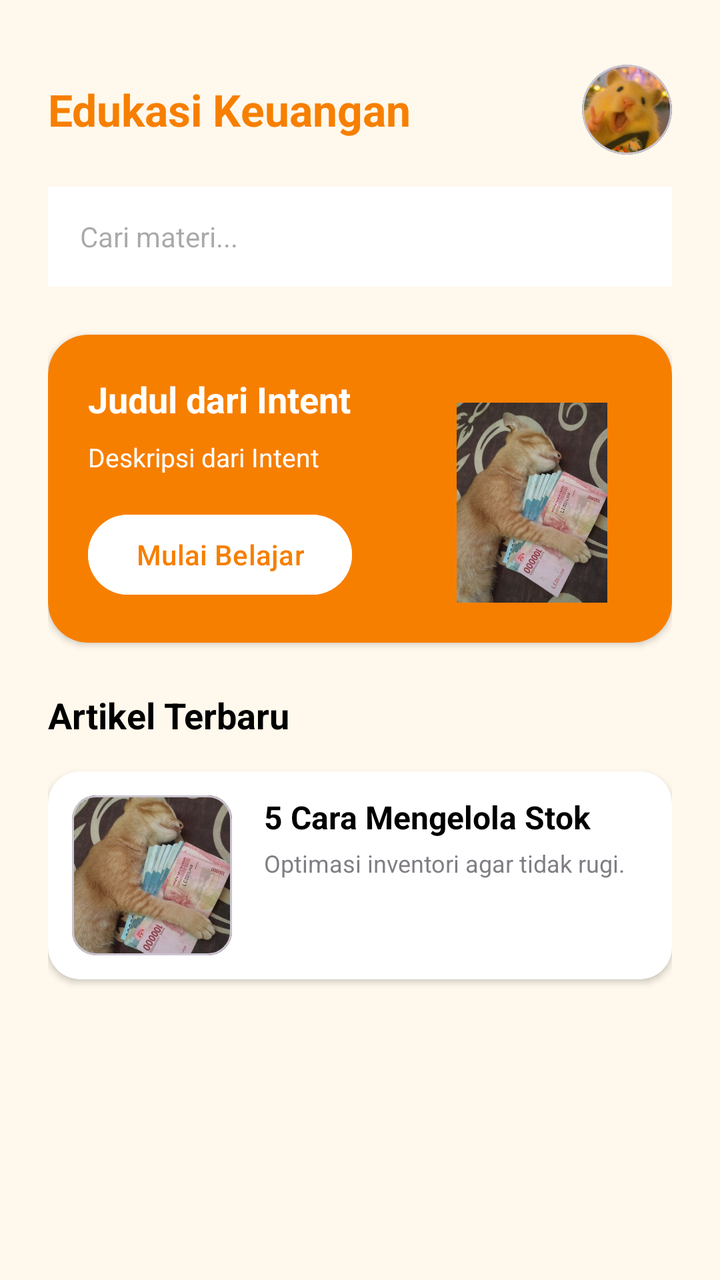
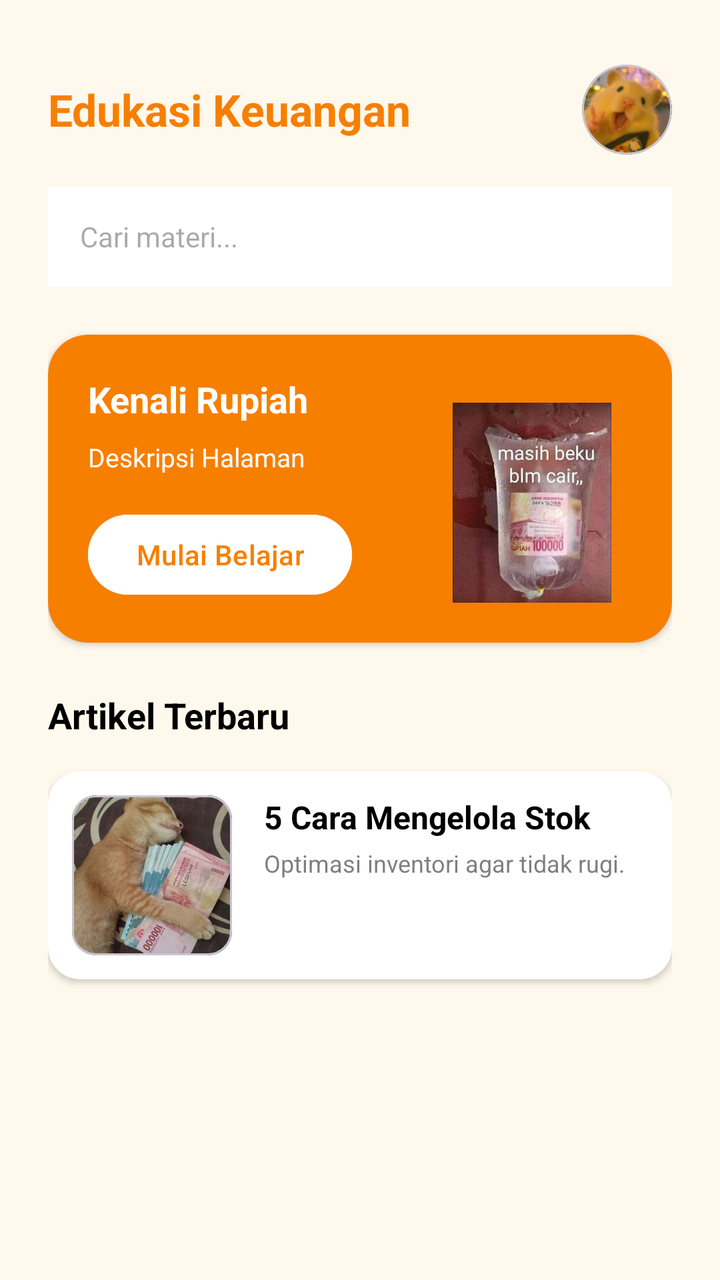

Before-and-after screenshots of an Android layout around one commit, followed by the original layout XML and the change that was made.
<!-- AndroidManifest.xml: application theme Theme.Therehelp -->
<!-- res/layout/activity_custom.xml -->
<?xml version="1.0" encoding="utf-8"?>
<androidx.constraintlayout.widget.ConstraintLayout xmlns:android="http://schemas.android.com/apk/res/android"
    xmlns:app="http://schemas.android.com/apk/res-auto"
    xmlns:tools="http://schemas.android.com/tools"
    android:id="@+id/main"
    android:layout_width="match_parent"
    android:layout_height="match_parent"
    android:background="@color/bg"
    android:padding="24dp"
    tools:context=".pertemuan_3.CustomActivity">

    <TextView
        android:id="@+id/tvJudulHalaman"
        android:layout_width="wrap_content"
        android:layout_height="wrap_content"
        android:layout_marginTop="16dp"
        android:text="Edukasi Keuangan"
        android:textColor="@color/warning"
        android:textSize="22sp"
        android:textStyle="bold"
        app:layout_constraintStart_toStartOf="parent"
        app:layout_constraintTop_toTopOf="parent" />

    <com.google.android.material.card.MaterialCardView
        android:id="@+id/cardProfile"
        android:layout_width="45dp"
        android:layout_height="45dp"
        app:cardCornerRadius="22.5dp"
        app:cardElevation="0dp"
        app:layout_constraintBottom_toBottomOf="@id/tvJudulHalaman"
        app:layout_constraintEnd_toEndOf="parent"
        app:layout_constraintTop_toTopOf="@id/tvJudulHalaman">
        <ImageView
            android:layout_width="match_parent"
            android:layout_height="match_parent"
            android:scaleType="centerCrop"
            android:src="@drawable/profil" />
    </com.google.android.material.card.MaterialCardView>

    <EditText
        android:id="@+id/etSearch"
        android:layout_width="match_parent"
        android:layout_height="50dp"
        android:layout_marginTop="24dp"
        android:background="@color/white"
        android:hint="Cari materi..."
        android:paddingHorizontal="16dp"
        android:textSize="14sp"
        app:layout_constraintTop_toBottomOf="@id/tvJudulHalaman" />

    <com.google.android.material.card.MaterialCardView
        android:id="@+id/cardFeatured"
        android:layout_width="match_parent"
        android:layout_height="wrap_content"
        android:layout_marginTop="24dp"
        app:cardBackgroundColor="@color/warning"
        app:cardCornerRadius="20dp"
        app:cardElevation="2dp"
        app:strokeWidth="0dp"
        app:layout_constraintTop_toBottomOf="@id/etSearch">

        <androidx.constraintlayout.widget.ConstraintLayout
            android:layout_width="match_parent"
            android:layout_height="wrap_content"
            android:padding="20dp">

            <TextView
                android:id="@+id/tvFeaturedTitle"
                android:layout_width="0dp"
                android:layout_height="wrap_content"
                android:layout_marginEnd="100dp"
                android:text="Judul dari Intent"
                android:textColor="@color/white"
                android:textSize="18sp"
                android:textStyle="bold"
                app:layout_constraintEnd_toEndOf="parent"
                app:layout_constraintStart_toStartOf="parent"
                app:layout_constraintTop_toTopOf="parent" />

            <TextView
                android:id="@+id/tvDescHalaman"
                android:layout_width="0dp"
                android:layout_height="wrap_content"
                android:layout_marginTop="8dp"
                android:text="Deskripsi dari Intent"
                android:textColor="@color/white"
                android:textSize="13sp"
                app:layout_constraintEnd_toEndOf="@id/tvFeaturedTitle"
                app:layout_constraintStart_toStartOf="parent"
                app:layout_constraintTop_toBottomOf="@id/tvFeaturedTitle" />

            <Button
                android:id="@+id/btnMulaiBelajar"
                android:layout_width="wrap_content"
                android:layout_height="wrap_content"
                android:layout_marginTop="16dp"
                android:backgroundTint="@color/white"
                android:text="Mulai Belajar"
                android:textAllCaps="false"
                android:textColor="@color/warning"
                app:layout_constraintStart_toStartOf="parent"
                app:layout_constraintTop_toBottomOf="@id/tvDescHalaman" />

            <ImageView
                android:layout_width="100dp"
                android:layout_height="100dp"
                android:src="@drawable/artikel"
                app:layout_constraintBottom_toBottomOf="parent"
                app:layout_constraintEnd_toEndOf="parent" />
        </androidx.constraintlayout.widget.ConstraintLayout>
    </com.google.android.material.card.MaterialCardView>

    <TextView
        android:id="@+id/tvLabelArtikel"
        android:layout_width="wrap_content"
        android:layout_height="wrap_content"
        android:layout_marginTop="24dp"
        android:text="Artikel Terbaru"
        android:textColor="@color/black"
        android:textSize="18sp"
        android:textStyle="bold"
        app:layout_constraintStart_toStartOf="parent"
        app:layout_constraintTop_toBottomOf="@id/cardFeatured" />

    <com.google.android.material.card.MaterialCardView
        android:id="@+id/cardArtikel1"
        android:layout_width="match_parent"
        android:layout_height="wrap_content"
        android:layout_marginTop="16dp"
        app:cardBackgroundColor="@color/white"
        app:cardCornerRadius="16dp"
        app:cardElevation="2dp"
        app:strokeWidth="0dp"
        app:layout_constraintTop_toBottomOf="@id/tvLabelArtikel">

        <androidx.constraintlayout.widget.ConstraintLayout
            android:layout_width="match_parent"
            android:layout_height="wrap_content"
            android:padding="12dp">

            <com.google.android.material.card.MaterialCardView
                android:id="@+id/imgCont1"
                android:layout_width="80dp"
                android:layout_height="80dp"
                app:cardCornerRadius="12dp"
                app:cardElevation="0dp"
                app:layout_constraintStart_toStartOf="parent"
                app:layout_constraintTop_toTopOf="parent">
                <ImageView
                    android:layout_width="match_parent"
                    android:layout_height="match_parent"
                    android:scaleType="centerCrop"
                    android:src="@drawable/artikel" />
            </com.google.android.material.card.MaterialCardView>

            <TextView
                android:id="@+id/tvTitleArt1"
                android:layout_width="0dp"
                android:layout_height="wrap_content"
                android:layout_marginStart="16dp"
                android:text="5 Cara Mengelola Stok"
                android:textColor="@color/black"
                android:textSize="16sp"
                android:textStyle="bold"
                app:layout_constraintEnd_toEndOf="parent"
                app:layout_constraintStart_toEndOf="@id/imgCont1"
                app:layout_constraintTop_toTopOf="@id/imgCont1" />

            <TextView
                android:layout_width="0dp"
                android:layout_height="wrap_content"
                android:layout_marginTop="4dp"
                android:alpha="0.7"
                android:text="Optimasi inventori agar tidak rugi."
                android:textSize="12sp"
                app:layout_constraintEnd_toEndOf="@id/tvTitleArt1"
                app:layout_constraintStart_toStartOf="@id/tvTitleArt1"
                app:layout_constraintTop_toBottomOf="@id/tvTitleArt1" />
        </androidx.constraintlayout.widget.ConstraintLayout>
    </com.google.android.material.card.MaterialCardView>

</androidx.constraintlayout.widget.ConstraintLayout>
<!-- resources referenced by this layout -->
<resources>
  <color name="bg">#FFF8EC</color>
  <color name="black">#FF000000</color>
  <color name="warning">#F77F00</color>
  <color name="white">#FFFFFFFF</color>
  <!-- drawable artikel: jpg bitmap (drawable, 80723 bytes) -->
  <!-- drawable profil: png bitmap (drawable, 302415 bytes) -->
  <style name="Theme.Therehelp" parent="Base.Theme.Therehelp" />
  <style name="Base.Theme.Therehelp" parent="Theme.Material3.DayNight.NoActionBar">
          
          
      </style>
</resources>

<!-- the commit's change to res/layout/activity_custom.xml (unified diff, before → after) -->
@@ -7,19 +7,20 @@
     android:layout_height="match_parent"
     android:background="@color/bg"
     android:padding="24dp"
-    tools:context=".pertemuan_3.CustomActivity">
+    tools:context=".pertemuan_4.CustomActivity">
 
     <TextView
         android:id="@+id/tvJudulHalaman"
         android:layout_width="wrap_content"
         android:layout_height="wrap_content"
         android:layout_marginTop="16dp"
-        android:text="Edukasi Keuangan"
+        android:text="@string/header_edukasi"
         android:textColor="@color/warning"
         android:textSize="22sp"
         android:textStyle="bold"
         app:layout_constraintStart_toStartOf="parent"
         app:layout_constraintTop_toTopOf="parent" />
+
 
     <com.google.android.material.card.MaterialCardView
         android:id="@+id/cardProfile"
@@ -36,14 +37,13 @@
             android:scaleType="centerCrop"
             android:src="@drawable/profil" />
     </com.google.android.material.card.MaterialCardView>
-
     <EditText
         android:id="@+id/etSearch"
         android:layout_width="match_parent"
         android:layout_height="50dp"
         android:layout_marginTop="24dp"
         android:background="@color/white"
-        android:hint="Cari materi..."
+        android:hint="@string/hint_search"
         android:paddingHorizontal="16dp"
         android:textSize="14sp"
         app:layout_constraintTop_toBottomOf="@id/tvJudulHalaman" />
@@ -69,7 +69,7 @@
                 android:layout_width="0dp"
                 android:layout_height="wrap_content"
                 android:layout_marginEnd="100dp"
-                android:text="Judul dari Intent"
+                android:text="@string/placeholder_judul"
                 android:textColor="@color/white"
                 android:textSize="18sp"
                 android:textStyle="bold"
@@ -82,7 +82,7 @@
                 android:layout_width="0dp"
                 android:layout_height="wrap_content"
                 android:layout_marginTop="8dp"
-                android:text="Deskripsi dari Intent"
+                android:text="@string/placeholder_desc"
                 android:textColor="@color/white"
                 android:textSize="13sp"
                 app:layout_constraintEnd_toEndOf="@id/tvFeaturedTitle"
@@ -95,7 +95,7 @@
                 android:layout_height="wrap_content"
                 android:layout_marginTop="16dp"
                 android:backgroundTint="@color/white"
-                android:text="Mulai Belajar"
+                android:text="@string/btn_mulai"
                 android:textAllCaps="false"
                 android:textColor="@color/warning"
                 app:layout_constraintStart_toStartOf="parent"
@@ -104,7 +104,7 @@
             <ImageView
                 android:layout_width="100dp"
                 android:layout_height="100dp"
-                android:src="@drawable/artikel"
+                android:src="@drawable/artikel2"
                 app:layout_constraintBottom_toBottomOf="parent"
                 app:layout_constraintEnd_toEndOf="parent" />
         </androidx.constraintlayout.widget.ConstraintLayout>
@@ -115,7 +115,7 @@
         android:layout_width="wrap_content"
         android:layout_height="wrap_content"
         android:layout_marginTop="24dp"
-        android:text="Artikel Terbaru"
+        android:text="@string/label_artikel"
         android:textColor="@color/black"
         android:textSize="18sp"
         android:textStyle="bold"
<!-- resource entries referenced after the edit -->
@@ -5,7 +5,14 @@
   <color name="warning">#F77F00</color>
   <color name="white">#FFFFFFFF</color>
   <!-- drawable artikel: jpg bitmap (drawable, 80723 bytes) -->
+  <!-- drawable artikel2: jpg bitmap (drawable, 50625 bytes) -->
   <!-- drawable profil: png bitmap (drawable, 302415 bytes) -->
+  <string name="btn_mulai">Mulai Belajar</string>
+  <string name="header_edukasi">Edukasi Keuangan</string>
+  <string name="hint_search">Cari materi...</string>
+  <string name="label_artikel">Artikel Terbaru</string>
+  <string name="placeholder_desc">Deskripsi Halaman</string>
+  <string name="placeholder_judul">Kenali Rupiah</string>
   <style name="Theme.Therehelp" parent="Base.Theme.Therehelp" />
   <style name="Base.Theme.Therehelp" parent="Theme.Material3.DayNight.NoActionBar">
           
